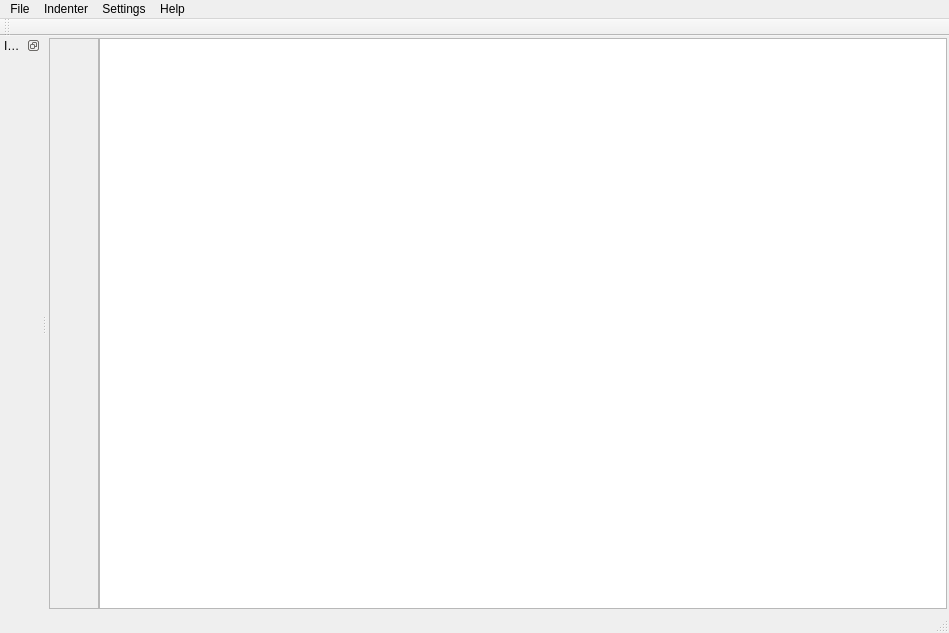
Above: src/indentgui.ui from danblakemore/universal-indent-gui before the change. Below: the same form after it.
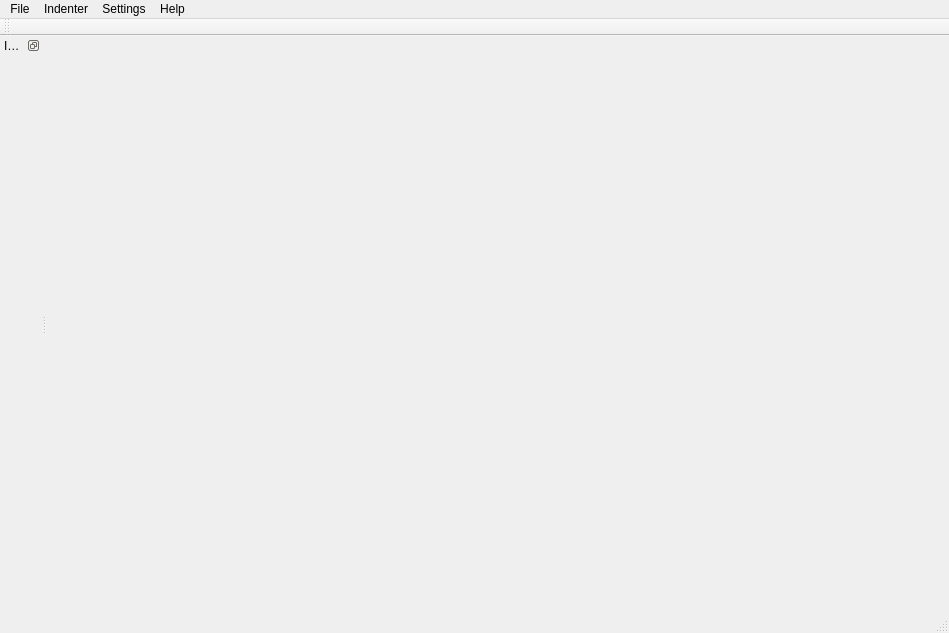
That is the form after the change. Icons and pictures are not drawn.

Commit message: Merged the QScintilla branch of UniversalIndentGUI into the main trunk. So QScintilla is the used text edit component from now on.

```diff
--- a/src/indentgui.ui
+++ b/src/indentgui.ui
@@ -32,60 +32,6 @@
       <property name="spacing" >
        <number>0</number>
       </property>
-      <item>
-       <widget class="QTextEdit" name="txtedLineNumbers" >
-        <property name="enabled" >
-         <bool>false</bool>
-        </property>
-        <property name="maximumSize" >
-         <size>
-          <width>50</width>
-          <height>16777215</height>
-         </size>
-        </property>
-        <property name="font" >
-         <font>
-          <family>Courier New</family>
-          <pointsize>10</pointsize>
-          <weight>50</weight>
-          <italic>false</italic>
-          <bold>false</bold>
-          <underline>false</underline>
-          <strikeout>false</strikeout>
-         </font>
-        </property>
-        <property name="contextMenuPolicy" >
-         <enum>Qt::NoContextMenu</enum>
-        </property>
-        <property name="verticalScrollBarPolicy" >
-         <enum>Qt::ScrollBarAlwaysOff</enum>
-        </property>
-        <property name="lineWrapMode" >
-         <enum>QTextEdit::NoWrap</enum>
-        </property>
-        <property name="readOnly" >
-         <bool>true</bool>
-        </property>
-       </widget>
-      </item>
-      <item>
-       <widget class="QTextEdit" name="txtedSourceCode" >
-        <property name="font" >
-         <font>
-          <family>Courier New</family>
-          <pointsize>10</pointsize>
-          <weight>50</weight>
-          <italic>false</italic>
-          <bold>false</bold>
-          <underline>false</underline>
-          <strikeout>false</strikeout>
-         </font>
-        </property>
-        <property name="lineWrapMode" >
-         <enum>QTextEdit::NoWrap</enum>
-        </property>
-       </widget>
-      </item>
      </layout>
     </item>
    </layout>
```
Left out of the diff: 39 changed lines with no effect on the pictures. The commit also changes 15 other files.
